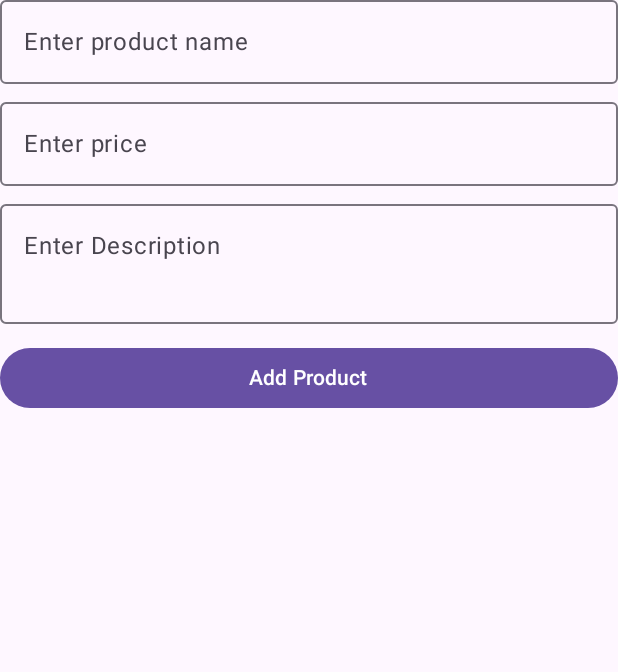
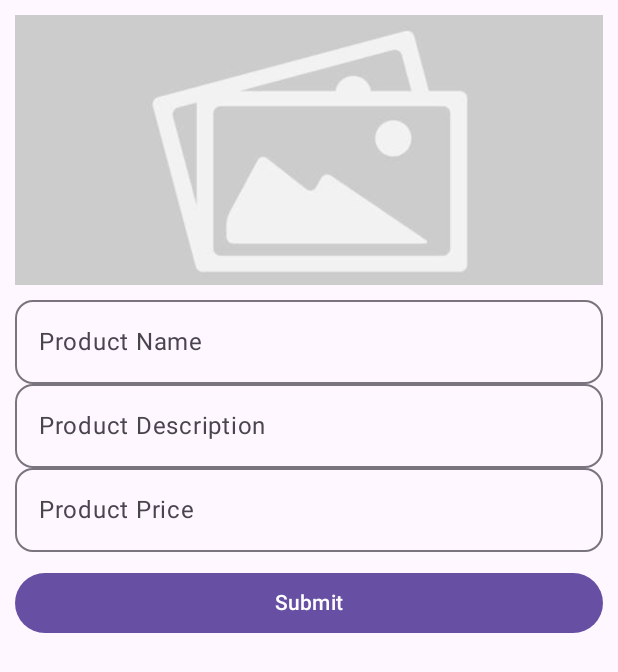
Before and after one commit to aayush23091/SportsEquipmentStoreMobile, an Android app built with Jetpack Compose: the AddProductActivity screen opened directly, with no data from a screen before it, on a phone screen of 412 x 824 dp. Shown: the top 672 px of the screen. Run offline under Robolectric (Android 15) with nearby library versions, the light colour scheme and no system bars; our stand-ins replace Firebase (no records; nobody signed in at launch, a user with empty details on screens opened directly); libraries missing offline, so code that uses them is left out: com.cloudinary, com.cloudinary.utils; pictures from the network do not load.

Commit message:
LoginActivityUpdated

```diff
--- a/app/build.gradle.kts
+++ b/app/build.gradle.kts
@@ -41,6 +41,9 @@ android {
 }
 
 dependencies {
+    implementation("com.cloudinary:cloudinary-android:2.1.0")
+    implementation("com.squareup.picasso:picasso:2.8")
+    implementation("io.coil-kt:coil-compose:2.2.2")
     implementation("androidx.compose.runtime:runtime-livedata:1.6.0")
     implementation(libs.androidx.core.ktx)
     implementation(libs.androidx.lifecycle.runtime.ktx)
--- a/app/src/main/java/com/example/sportsequipmentstore/model/ProductModel.kt
+++ b/app/src/main/java/com/example/sportsequipmentstore/model/ProductModel.kt
@@ -5,4 +5,5 @@ data class ProductModel(
     var productName : String = " ",
     var productPrice : Double = 0.0,
     var productDescription : String = " ",
+    var image  : String = "",
 )
--- a/app/src/main/java/com/example/sportsequipmentstore/repository/ProductRepository.kt
+++ b/app/src/main/java/com/example/sportsequipmentstore/repository/ProductRepository.kt
@@ -1,5 +1,7 @@
 package com.example.sportsequipmentstore.repository
 
+import android.content.Context
+import android.net.Uri
 import com.example.sportsequipmentstore.model.ProductModel
 
 interface ProductRepository {
@@ -17,4 +19,8 @@ interface ProductRepository {
 
         fun getAllProducts(callback: (List<ProductModel?>, Boolean, String) -> Unit)
 
+    fun uploadImage(context: Context,imageUri: Uri, callback: (String?) -> Unit)
+
+    fun getFileNameFromUri(context: Context,uri: Uri): String?
+
     }
--- /dev/null
+++ b/app/src/main/java/com/example/sportsequipmentstore/utils/ImageUtils.kt
@@ -0,0 +1,68 @@
+package com.example.sportsequipmentstore.utils
+
+import android.Manifest
+import android.app.Activity
+import android.content.Intent
+import android.net.Uri
+import android.os.Build
+import android.provider.MediaStore
+import android.util.Log
+import androidx.activity.result.ActivityResultLauncher
+import androidx.activity.result.ActivityResultRegistryOwner
+import androidx.activity.result.contract.ActivityResultContracts
+import androidx.core.content.ContextCompat
+import android.content.pm.PackageManager
+
+class ImageUtils(private val activity: Activity, private val registryOwner: ActivityResultRegistryOwner) {
+    private lateinit var galleryLauncher: ActivityResultLauncher<Intent>
+    private lateinit var permissionLauncher: ActivityResultLauncher<String>
+    private var onImageSelectedCallback: ((Uri?) -> Unit)? = null
+
+    fun registerLaunchers(onImageSelected: (Uri?) -> Unit) {
+        onImageSelectedCallback = onImageSelected
+
+        // Register for selecting image from gallery
+        galleryLauncher = registryOwner.activityResultRegistry.register(
+            "galleryLauncher", ActivityResultContracts.StartActivityForResult()
+        ) { result ->
+            val uri = result.data?.data
+            if (result.resultCode == Activity.RESULT_OK && uri != null) {
+                onImageSelectedCallback?.invoke(uri)
+            } else {
+                Log.e("ImageUtils", "Image selection cancelled or failed")
+            }
+        }
+
+        // Register permission request
+        permissionLauncher = registryOwner.activityResultRegistry.register(
+            "permissionLauncher", ActivityResultContracts.RequestPermission()
+        ) { isGranted ->
+            if (isGranted) {
+                openGallery()
+            } else {
+                Log.e("ImageUtils", "Permission denied")
+            }
+        }
+    }
+
+    fun launchImagePicker() {
+        val permission = if (Build.VERSION.SDK_INT >= Build.VERSION_CODES.TIRAMISU) {
+            Manifest.permission.READ_MEDIA_IMAGES
+        } else {
+            Manifest.permission.READ_EXTERNAL_STORAGE
+        }
+
+        if (ContextCompat.checkSelfPermission(activity, permission) != PackageManager.PERMISSION_GRANTED) {
+            permissionLauncher.launch(permission)
+        } else {
+            openGallery()
+        }
+    }
+
+    private fun openGallery() {
+        val intent = Intent(Intent.ACTION_PICK, MediaStore.Images.Media.EXTERNAL_CONTENT_URI).apply {
+            type = "image/*"
+        }
+        galleryLauncher.launch(intent)
+    }
+}
--- a/app/src/main/java/com/example/sportsequipmentstore/view/AddProductActivity.kt
+++ b/app/src/main/java/com/example/sportsequipmentstore/view/AddProductActivity.kt
@@ -1,17 +1,25 @@
 package com.example.sportsequipmentstore.view
 
 import android.app.Activity
+import android.net.Uri
 import android.os.Bundle
+import android.util.Log
 import android.widget.Toast
 import androidx.activity.ComponentActivity
 import androidx.activity.compose.setContent
 import androidx.activity.enableEdgeToEdge
+import androidx.compose.foundation.Image
+import androidx.compose.foundation.clickable
+import androidx.compose.foundation.interaction.MutableInteractionSource
+import androidx.compose.foundation.layout.Box
 import androidx.compose.foundation.layout.Spacer
 import androidx.compose.foundation.layout.fillMaxSize
 import androidx.compose.foundation.layout.fillMaxWidth
 import androidx.compose.foundation.layout.height
 import androidx.compose.foundation.layout.padding
 import androidx.compose.foundation.lazy.LazyColumn
+import androidx.compose.foundation.shape.RoundedCornerShape
+import androidx.compose.foundation.text.KeyboardOptions
 import androidx.compose.material3.Button
 import androidx.compose.material3.OutlinedTextField
 import androidx.compose.material3.Scaffold
@@ -22,26 +30,46 @@ import androidx.compose.runtime.setValue
 import androidx.compose.runtime.mutableStateOf
 import androidx.compose.runtime.remember
 import androidx.compose.ui.Modifier
+import androidx.compose.ui.layout.ContentScale
 import androidx.compose.ui.platform.LocalContext
+import androidx.compose.ui.res.painterResource
+import androidx.compose.ui.text.input.KeyboardType
 import androidx.compose.ui.tooling.preview.Preview
 import androidx.compose.ui.unit.dp
+import coil.compose.AsyncImage
+import com.example.sportsequipmentstore.R
 import com.example.sportsequipmentstore.view.ui.theme.SportsEquipmentStoreTheme
 import com.example.sportsequipmentstore.model.ProductModel
 import com.example.sportsequipmentstore.repository.ProductRepositoryImpl
+import com.example.sportsequipmentstore.utils.ImageUtils
 import com.example.sportsequipmentstore.viewmodel.ProductViewModel
 
 class AddProductActivity : ComponentActivity() {
+    lateinit var imageUtils: ImageUtils
+    var selectedImageUri by mutableStateOf<Uri?>(null)
+
     override fun onCreate(savedInstanceState: Bundle?) {
         super.onCreate(savedInstanceState)
         enableEdgeToEdge()
+        imageUtils = ImageUtils(this, this)
+        imageUtils.registerLaunchers { uri ->
+            selectedImageUri = uri
+        }
         setContent {
-            AddProductBody()
+            AddProductBody(
+                selectedImageUri = selectedImageUri,
+                onPickImage = { imageUtils.launchImagePicker() }
+            )
         }
     }
 }
 
 @Composable
-fun AddProductBody() {
+fun AddProductBody(
+    selectedImageUri: Uri?,
+    onPickImage: () -> Unit
+
+) {
     var pName by remember { mutableStateOf("") }
     var pPrice by remember { mutableStateOf("") }
     var pDesc by remember { mutableStateOf("") }
@@ -63,70 +91,113 @@ fun AddProductBody() {
                 .padding(innerPadding)
         ) {
             item {
+                Box(
+                    modifier = Modifier
+                        .fillMaxWidth()
+                        .height(200.dp)
+                        .clickable(
+                            indication = null,
+                            interactionSource = remember { MutableInteractionSource() }
+                        ) {
+                            onPickImage()
+                        }
+                        .padding(10.dp)
+                ) {
+                    if (selectedImageUri != null) {
+                        AsyncImage(
+                            model = selectedImageUri,
+                            contentDescription = "Selected Image",
+                            modifier = Modifier.fillMaxSize(),
+                            contentScale = ContentScale.Crop
+                        )
+                    } else {
+                        Image(
+                            painterResource(R.drawable.imageplaceholder),
+                            contentDescription = null,
+                            modifier = Modifier.fillMaxSize(),
+                            contentScale = ContentScale.Crop
+                        )
+                    }
+                }
+
+
                 OutlinedTextField(
+                    modifier = Modifier
+                        .fillMaxWidth()
+                        .padding(horizontal = 10.dp),
+                    shape = RoundedCornerShape(12.dp),
+                    placeholder = { Text("Product Name") },
                     value = pName,
-                    onValueChange = {
-                        pName = it
-                    },
-                    placeholder = {
-                        Text("Enter product name")
-                    },
-                    modifier = Modifier.fillMaxWidth()
-                )
-                Spacer(modifier = Modifier.height(12.dp))
-                OutlinedTextField(
-                    value = pPrice,
-                    onValueChange = {
-                        pPrice = it
-                    },
-                    placeholder = {
-                        Text("Enter price")
-                    },
-                    modifier = Modifier.fillMaxWidth()
+                    onValueChange = { pName = it }
                 )
 
-                Spacer(modifier = Modifier.height(12.dp))
                 OutlinedTextField(
+                    modifier = Modifier
+                        .fillMaxWidth()
+                        .padding(horizontal = 10.dp),
+                    shape = RoundedCornerShape(12.dp),
+                    placeholder = { Text("Product Description") },
                     value = pDesc,
-                    onValueChange = {
-                        pDesc = it
-                    },
-                    placeholder = {
-                        Text("Enter Description")
-                    },
-                    minLines = 3,
-                    modifier = Modifier.fillMaxWidth()
+                    onValueChange = { pDesc = it }
                 )
 
-                Spacer(modifier = Modifier.height(12.dp))
+                OutlinedTextField(
+                    modifier = Modifier
+                        .fillMaxWidth()
+                        .padding(horizontal = 10.dp),
+                    shape = RoundedCornerShape(12.dp),
+                    keyboardOptions = KeyboardOptions(keyboardType = KeyboardType.Number),
+                    placeholder = { Text("Product Price") },
+                    value = pPrice,
+                    onValueChange = { pPrice = it }
+                )
+
                 Button(
                     onClick = {
-                        val model = ProductModel(
-                            "", pName,
-                            pPrice.toDouble(), pDesc
-                        )
-                        viewModel.addProduct(model) { success, msg ->
-                            if (success) {
-                                Toast.makeText(context, msg, Toast.LENGTH_LONG).show()
-                                activity?.finish()
-                            } else {
-                                Toast.makeText(context, msg, Toast.LENGTH_LONG).show()
+                        if (selectedImageUri != null) {
+                            viewModel.uploadImage(context, selectedImageUri) { imageUrl ->
+                                if (imageUrl != null) {
+                                    val model = ProductModel(
+                                        "",
+                                        pName,
+                                        pPrice.toDouble(),
+                                        pDesc,
+                                        imageUrl
+                                    )
+                                    viewModel.addProduct(model) { success, message ->
+                                        Toast.makeText(context, message, Toast.LENGTH_LONG).show()
+                                        if (success) activity?.finish()
+                                    }
+                                } else {
+                                    Log.e("Upload Error", "Failed to upload image to Cloudinary")
+                                }
                             }
+                        } else {
+                            Toast.makeText(
+                                context,
+                                "Please select an image first",
+                                Toast.LENGTH_SHORT
+                            ).show()
                         }
 
+
                     },
-                    modifier = Modifier.fillMaxWidth()
+                    modifier = Modifier
+                        .fillMaxWidth()
+                        .padding(10.dp)
                 ) {
-                    Text("Add Product")
+                    Text("Submit")
                 }
             }
         }
-
     }
 }
 
 @Preview
 @Composable
 fun previewAddProductBody() {
-    AddProductBody()
+    AddProductBody(
+        selectedImageUri = null, // or pass a mock Uri if needed
+        onPickImage = {} // no-op
+    )
 }
```
Also changed, not shown: app/src/main/AndroidManifest.xml (+9 -0 lines), app/src/main/java/com/example/sportsequipmentstore/repository/ProductRepositoryImpl.kt (+65 -0 lines), app/src/main/java/com/example/sportsequipmentstore/view/LoginActivity.kt (+102 -165 lines), app/src/main/java/com/example/sportsequipmentstore/viewmodel/ProductViewModel.kt (+8 -0 lines), app/src/main/res/drawable/hero.png (added), app/src/main/res/drawable/imageplaceholder.jpg (added).
